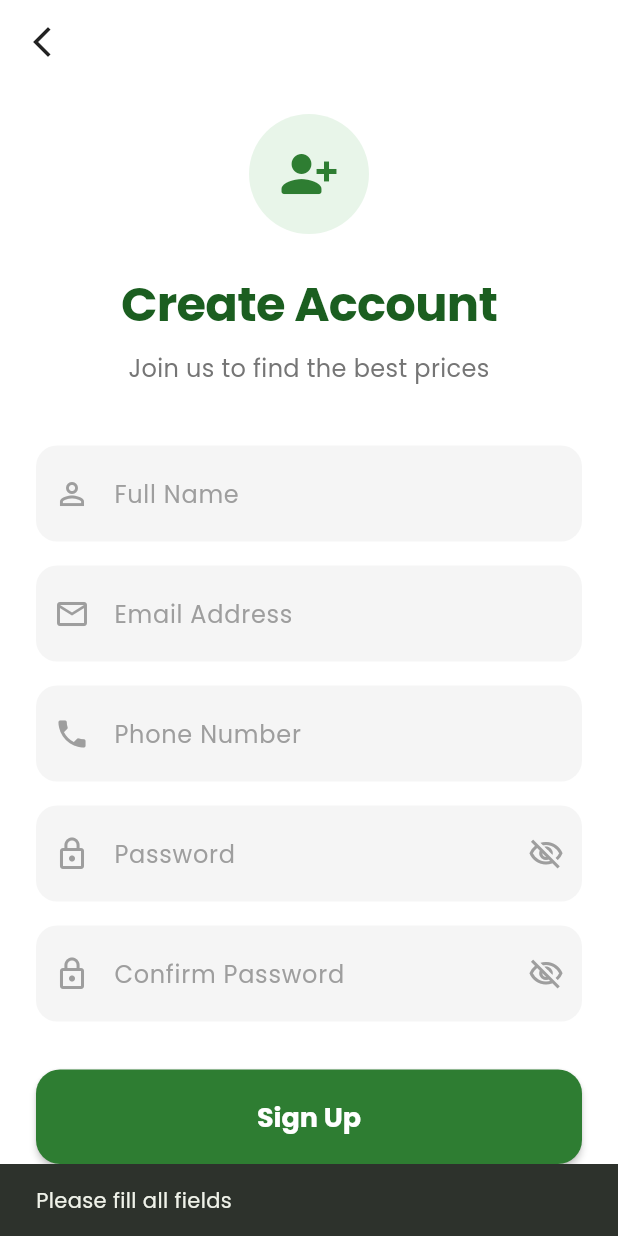
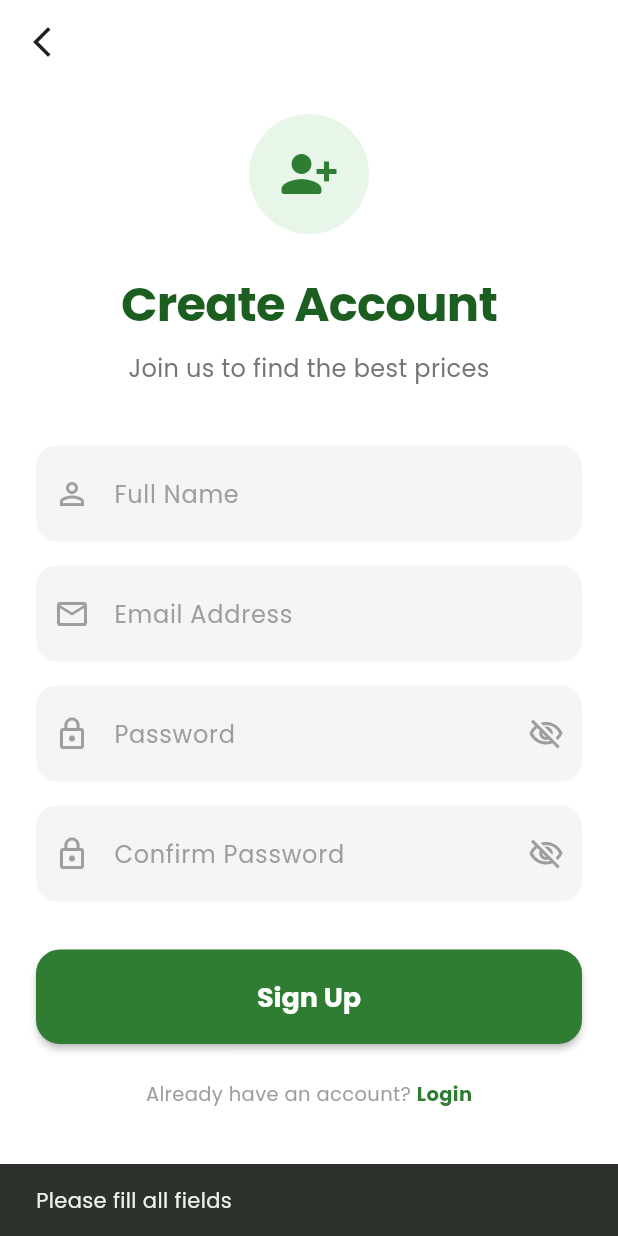
Before and after one commit to Bekirmse/grad_qr_project, a Flutter app: the RegisterPage screen opened by its route, after a tap on "Sign Up", on a phone screen of 412 x 824 dp. Run offline on Flutter 3.47's test engine with Material 3 defaults, Android fonts, the phone set to English and light mode, and no system bars; our stand-ins replace cloud_firestore, firebase_auth, firebase_core, google_fonts, google_sign_in, sign_in_with_apple; missing offline and left inert: mobile_scanner; accounts and stored records are empty.

Commit message:
Remove phone number from registration flow
- Removed phone number input field from registerPage UI
- Made phoneNumber optional in AuthService (default to empty string)
- Changed registration flow: no SMS verification, direct redirect to home
- Removed verificationPage import (no longer needed)
- Removed phone formatting and validation logic

Co-Authored-By: Claude Haiku 4.5 <noreply@anthropic.com>

```diff
--- a/lib/pages/user/registerPage.dart
+++ b/lib/pages/user/registerPage.dart
@@ -2,7 +2,6 @@
 
 import 'package:flutter/material.dart';
 import '../../services/auth_service.dart';
-import 'verificationPage.dart';
 
 class RegisterPage extends StatefulWidget {
   const RegisterPage({super.key});
@@ -14,7 +13,6 @@ class RegisterPage extends StatefulWidget {
 class _RegisterPageState extends State<RegisterPage> {
   final _nameController = TextEditingController();
   final _emailController = TextEditingController();
-  final _phoneController = TextEditingController();
   final _passwordController = TextEditingController();
   final _confirmPasswordController = TextEditingController();
   final AuthService _authService = AuthService();
@@ -37,7 +35,6 @@ class _RegisterPageState extends State<RegisterPage> {
     // 2. Alanların Doluluk Kontrolü
     if (_nameController.text.isEmpty ||
         _emailController.text.isEmpty ||
-        _phoneController.text.isEmpty ||
         _passwordController.text.isEmpty) {
       debugPrint("🔴 LOG: Hata - Boş alanlar var.");
       ScaffoldMessenger.of(
@@ -49,13 +46,6 @@ class _RegisterPageState extends State<RegisterPage> {
     setState(() => _isLoading = true);
     debugPrint("🔴 LOG: Loading açıldı, işlemler başlıyor...");
 
-    // 3. Telefon Numarası Formatlama
-    String phone = _phoneController.text.trim();
-    if (phone.isNotEmpty && !phone.startsWith('+')) {
-      phone = '+90$phone';
-    }
-    debugPrint("🔴 LOG: Telefon numarası formatlandı: $phone");
-
     try {
       // 4. KAYIT İŞLEMİ
       debugPrint("🔴 LOG: AuthService.registerUser çağrılıyor...");
@@ -64,7 +54,6 @@ class _RegisterPageState extends State<RegisterPage> {
         fullName: _nameController.text.trim(),
         email: _emailController.text.trim(),
         password: _passwordController.text,
-        phoneNumber: phone,
       );
 
       debugPrint(
@@ -77,52 +66,12 @@ class _RegisterPageState extends State<RegisterPage> {
         if (mounted) {
           ScaffoldMessenger.of(context).showSnackBar(
             const SnackBar(
-              content: Text('Account created! Sending verification code...'),
+              content: Text('Account created successfully!'),
               backgroundColor: Color(0xFF2E7D32),
             ),
           );
+          Navigator.pushNamedAndRemoveUntil(context, '/home', (_) => false);
         }
-
-        // 5. SMS Gönderimi
-        debugPrint("🔴 LOG: startPhoneAuth (SMS Gönderimi) başlatılıyor...");
-
-        await _authService.startPhoneAuth(
-          phoneNumber: phone,
-          onCodeSent: (verificationId, forceResendingToken) {
-            debugPrint(
-              "🟢 LOG: SMS Kodu başarıyla gönderildi! VerificationID: $verificationId",
-            );
-
-            setState(() => _isLoading = false);
-            debugPrint(
-              "🟢 LOG: Loading kapatıldı, VerificationPage'e gidiliyor.",
-            );
-
-            Navigator.push(
-              context,
-              MaterialPageRoute(
-                builder:
-                    (context) => VerificationPage(
-                      verificationId: verificationId,
-                      isPasswordReset: false,
-                      phoneNumber: phone,
-                    ),
-              ),
-            );
-          },
-          onVerificationFailed: (e) {
-            debugPrint("🔴 LOG: SMS Gönderme HATASI: ${e.code} - ${e.message}");
-
-            setState(() => _isLoading = false);
-            ScaffoldMessenger.of(
-              context,
-            ).showSnackBar(SnackBar(content: Text('SMS Error: ${e.message}')));
-          },
-        );
-
-        debugPrint(
-          "🔴 LOG: startPhoneAuth fonksiyonu tetiklendi (Sonuç bekleniyor).",
-        );
       } else {
         debugPrint("🔴 LOG: Kayıt sırasında hata oluştu: $error");
         setState(() => _isLoading = false);
@@ -215,15 +164,6 @@ class _RegisterPageState extends State<RegisterPage> {
                         'Email Address',
                         Icons.email_outlined,
                         type: TextInputType.emailAddress,
-                      ),
-                      const SizedBox(height: 16),
-                      _buildInput(
-                        _phoneController,
-                        'Phone Number',
-                        Icons.phone,
-                        hint: '533 123 45 67',
-                        prefixText: '+90 ',
-                        type: TextInputType.phone,
                       ),
                       const SizedBox(height: 16),
                       _buildPasswordInput(_passwordController, 'Password'),
--- a/lib/services/auth_service.dart
+++ b/lib/services/auth_service.dart
@@ -11,7 +11,7 @@ class AuthService {
     required String fullName,
     required String email,
     required String password,
-    required String phoneNumber,
+    String phoneNumber = '',
     String role = 'user',
   }) async {
     try {
```
